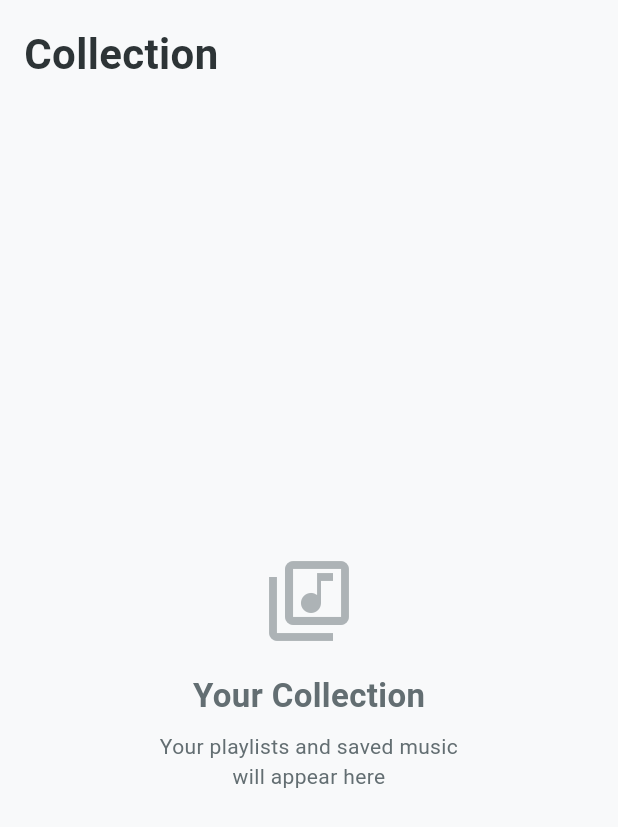
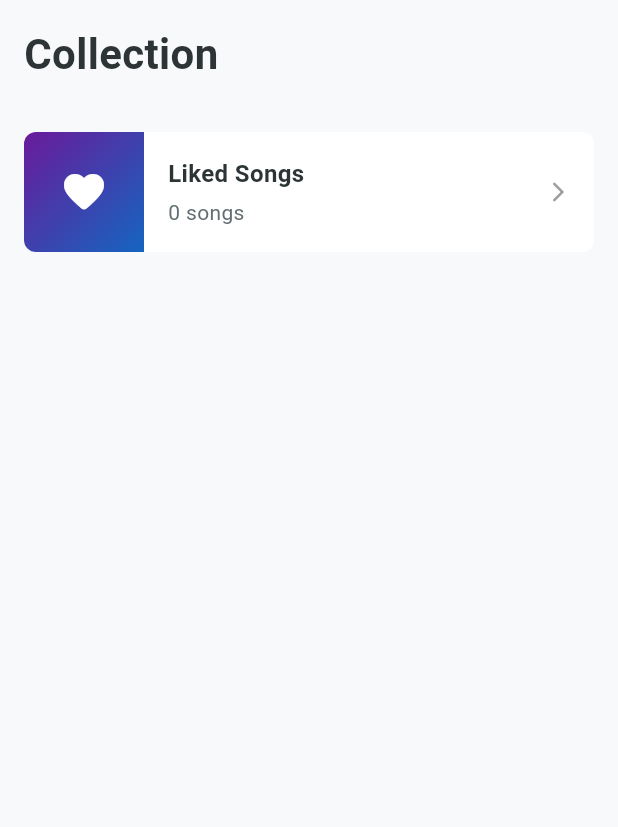
Before and after one commit to Moocchi/AudioPlayer, a Flutter app: the CollectionScreen screen opened directly, on a phone screen of 412 x 824 dp. Shown: the top 827 px of the screen. Run offline on Flutter 3.47's test engine with Material 3 defaults, Android fonts, the phone set to English and light mode, and no system bars; our stand-ins replace cached_network_image, shared_preferences; accounts and stored records are empty.

Commit message:
Liked songs and fix bugs on mini player

```diff
--- a/lib/main.dart
+++ b/lib/main.dart
@@ -3,6 +3,7 @@ import 'package:flutter/services.dart';
 import 'screens/home_screen.dart';
 import 'services/exoplayer_service.dart';
 import 'services/play_history_service.dart';
+import 'services/liked_songs_service.dart';
 import 'theme/app_theme.dart';
 
 void main() async {
@@ -11,6 +12,7 @@ void main() async {
   // Initialize services
   ExoPlayerService();
   await PlayHistoryService().init();
+  await LikedSongsService().init();
 
   // Set status bar style
   SystemChrome.setSystemUIOverlayStyle(const SystemUiOverlayStyle(
--- a/lib/screens/collection_screen.dart
+++ b/lib/screens/collection_screen.dart
@@ -1,6 +1,8 @@
 import 'package:flutter/material.dart';
 import '../theme/app_theme.dart';
 import '../widgets/mini_player.dart';
+import '../services/liked_songs_service.dart';
+import 'liked_songs_screen.dart';
 
 class CollectionScreen extends StatefulWidget {
   const CollectionScreen({super.key});
@@ -44,27 +46,98 @@ class _CollectionScreenState extends State<CollectionScreen> {
   }
 
   Widget _buildContent() {
-    return Center(
+    return ListView(
+      padding: const EdgeInsets.all(16),
+      children: [
+        // Liked Songs Item
+        _buildCollectionItem(
+          title: 'Liked Songs',
+          subtitle: '${LikedSongsService().songCount} songs',
+          icon: Icons.favorite_rounded,
+          gradientColors: [Colors.purple.shade800, Colors.blue.shade800],
+          onTap: () {
+            Navigator.push(
+              context,
+              MaterialPageRoute(builder: (context) => const LikedSongsScreen()),
+            ).then((_) => setState(() {})); // Refresh count on back
+          },
+        ),
+
+        // Add more collections later (e.g. Downloaded, Local, etc.)
+      ],
+    );
+  }
+
+  Widget _buildCollectionItem({
+    required String title,
+    required String subtitle,
+    required IconData icon,
+    required List<Color> gradientColors,
+    required VoidCallback onTap,
+  }) {
+    return GestureDetector(
+      onTap: onTap,
+      child: Container(
+        margin: const EdgeInsets.only(bottom: 12),
+        height: 80,
+        decoration: BoxDecoration(
+          color: AppTheme.surface, // Surface color
+          borderRadius: BorderRadius.circular(8),
+        ),
+        child: Row(
+          children: [
+            // Icon / Art
+            Container(
+              width: 80,
+              height: 80,
+              decoration: BoxDecoration(
+                gradient: LinearGradient(
+                  colors: gradientColors,
+                  begin: Alignment.topLeft,
+                  end: Alignment.bottomRight,
+                ),
+                borderRadius: const BorderRadius.only(
+                  topLeft: Radius.circular(8),
+                  bottomLeft: Radius.circular(8),
+                ),
+              ),
+              child: Center(
+                child: Icon(icon, color: Colors.white, size: 32),
+              ),
+            ),
+
+            const SizedBox(width: 16),
+
+            // Text
+            Expanded(
               child: Column(
-        mainAxisSize: MainAxisSize.min,
+                mainAxisAlignment: MainAxisAlignment.center,
+                crossAxisAlignment: CrossAxisAlignment.start,
                 children: [
-          Icon(
-            Icons.library_music_outlined,
-            size: 64,
-            color: AppTheme.textSecondary.withOpacity(0.5),
+                  Text(
+                    title,
+                    style: TextStyle(
+                      fontSize: 16,
+                      fontWeight: FontWeight.w600,
+                      color: AppTheme.textPrimary,
                     ),
-          const SizedBox(height: 16),
+                  ),
+                  const SizedBox(height: 4),
                   Text(
-            'Your Collection',
-            style: AppTheme.heading2.copyWith(color: AppTheme.textSecondary),
+                    subtitle,
+                    style: TextStyle(
+                      fontSize: 14,
+                      color: AppTheme.textSecondary,
                     ),
-          const SizedBox(height: 8),
-          Text(
-            'Your playlists and saved music\nwill appear here',
-            style: AppTheme.caption,
-            textAlign: TextAlign.center,
                   ),
                 ],
+              ),
+            ),
+
+            const Icon(Icons.arrow_forward_ios_rounded, size: 16, color: Colors.grey),
+            const SizedBox(width: 16),
+          ],
+        ),
       ),
     );
   }
--- /dev/null
+++ b/lib/services/liked_songs_service.dart
@@ -0,0 +1,68 @@
+import 'dart:convert';
+import 'package:flutter/foundation.dart';
+import 'package:shared_preferences/shared_preferences.dart';
+import '../models/song.dart';
+
+class LikedSongsService extends ChangeNotifier {
+  static final LikedSongsService _instance = LikedSongsService._internal();
+  factory LikedSongsService() => _instance;
+  LikedSongsService._internal();
+
+  static const String _likedSongsKey = 'liked_songs';
+
+  List<Song> _likedSongs = [];
+
+  List<Song> get likedSongs => _likedSongs;
+  int get songCount => _likedSongs.length;
+
+  /// Initialize service - load from storage
+  Future<void> init() async {
+    await _loadLikedSongs();
+  }
+
+  Future<void> _loadLikedSongs() async {
+    try {
+      final prefs = await SharedPreferences.getInstance();
+      final String? likedJson = prefs.getString(_likedSongsKey);
+      if (likedJson != null) {
+        final List<dynamic> decoded = json.decode(likedJson);
+        _likedSongs = decoded.map((s) => Song.fromJson(s)).toList();
+        // Add new songs to the top
+        _likedSongs = _likedSongs.reversed.toList();
+      }
+      debugPrint('❤️ Loaded ${_likedSongs.length} liked songs');
+    } catch (e) {
+      debugPrint('❌ Error loading liked songs: $e');
+    }
+  }
+
+  Future<void> _saveLikedSongs() async {
+    try {
+      final prefs = await SharedPreferences.getInstance();
+      // Save in order of addition (newest last or first? usually list is storage).
+      // Let's store as is.
+      final songsJson = _likedSongs.map((s) => s.toJson()).toList();
+      await prefs.setString(_likedSongsKey, json.encode(songsJson));
+    } catch (e) {
+      debugPrint('❌ Error saving liked songs: $e');
+    }
+  }
+
+  bool isLiked(String songId) {
+    return _likedSongs.any((s) => s.id == songId);
+  }
+
+  Future<void> toggleLike(Song song) async {
+    if (isLiked(song.id)) {
+      _likedSongs.removeWhere((s) => s.id == song.id);
+      debugPrint('💔 Unliked: ${song.title}');
+    } else {
+      // Add to beginning of list (newest first)
+      _likedSongs.insert(0, song);
+      debugPrint('❤️ Liked: ${song.title}');
+    }
+
+    notifyListeners();
+    await _saveLikedSongs();
+  }
+}
```
Also changed, not shown: lib/screens/home_screen.dart (+24 -4 lines), lib/screens/liked_songs_screen.dart (added, +225 -0 lines), lib/services/exoplayer_service.dart (+5 -8 lines), lib/widgets/expandable_player.dart (+29 -0 lines). Lines whose indentation alone changed are shown as unchanged.
